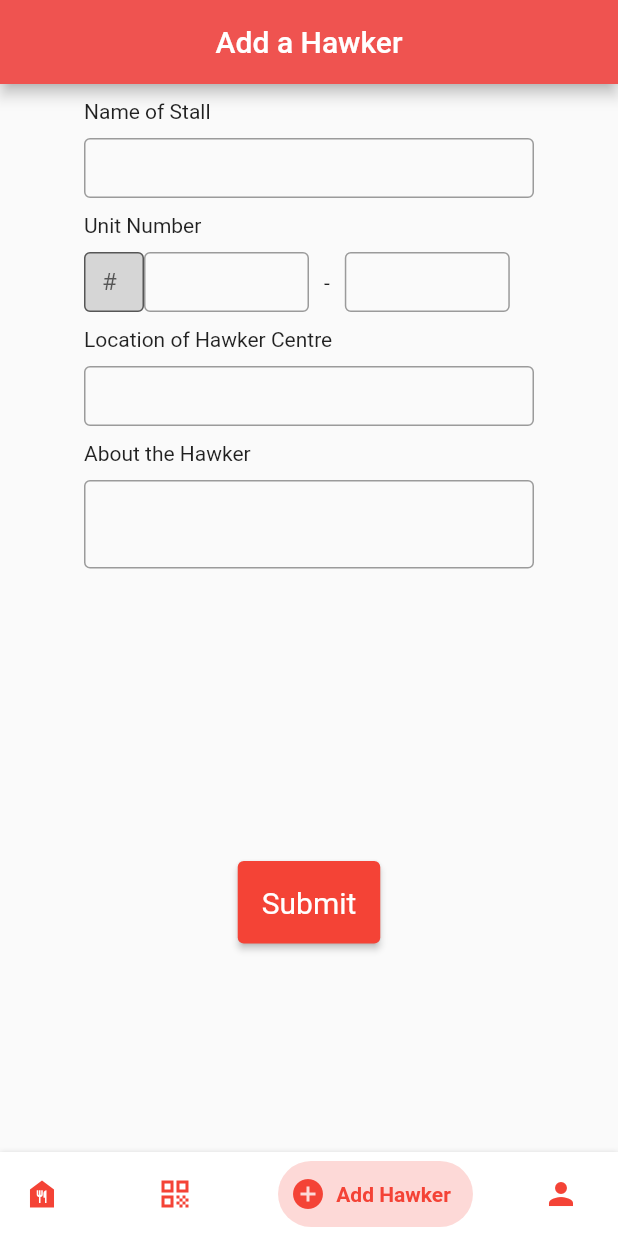
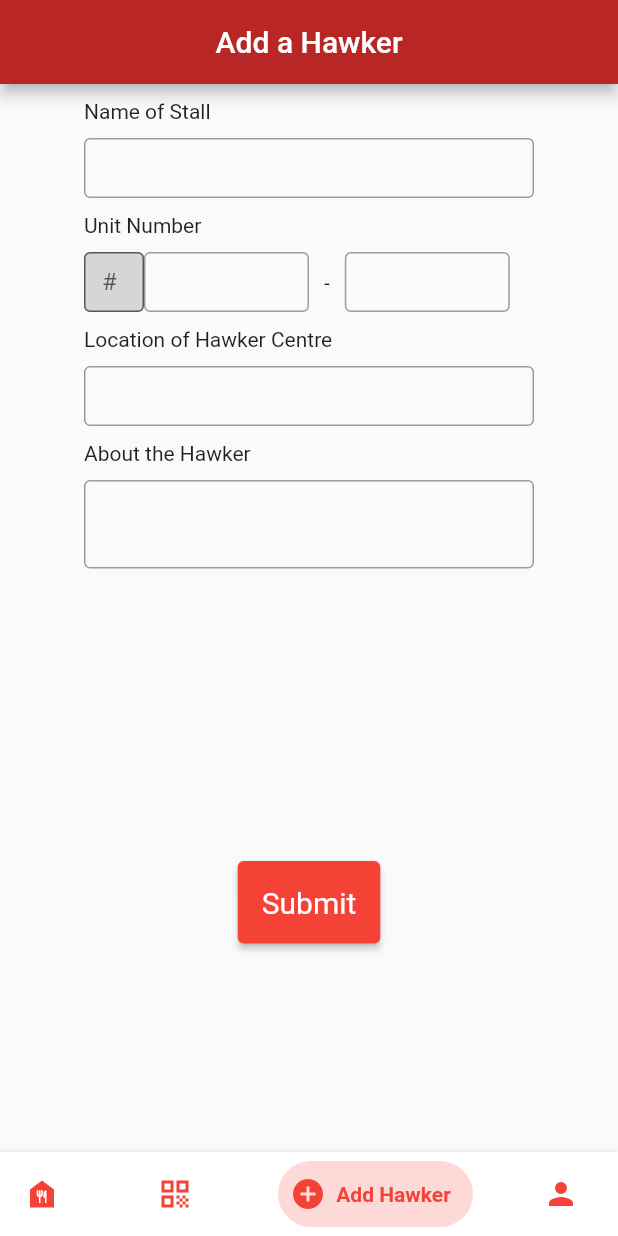
Before and after one commit to Teo-KJ/Team-Memory-Leak_Brainhack-Code_Exp, a Flutter app: the screen it shows after launch, item 3 of the bottom bar chosen, on a phone screen of 412 x 824 dp. Run offline on Flutter 3.47's test engine with Material 2 defaults, Android fonts, the phone set to English and light mode, and no system bars; drawn by our look-alikes of bottom_navy_bar; our stand-ins replace flutter_icons, flutter_map, latlong, location; missing offline and left inert: qr_code_scanner; accounts and stored records are empty; network calls fail.

Commit message:
fix some issues

```diff
--- a/frontend/flutter_application/lib/services/network.dart
+++ b/frontend/flutter_application/lib/services/network.dart
@@ -2,6 +2,7 @@ import 'dart:convert';
 
 import 'package:flutter_application/models/Stall.dart';
 import 'package:http/http.dart' as http;
+import './database.dart';
 
 class NetworkManager {
   static String baseURL = "http://18.136.208.222:3001";
@@ -17,6 +18,8 @@ class NetworkManager {
       for (var i = 0; i < result.length; i++) {
         resultList.add(Stall.fromJson(result[i]));
       }
+      Database.instance.setAllStalls(resultList);
+
       return resultList;
     } else {
       throw Exception('Failed to load album');
--- a/frontend/flutter_application/lib/views/add_hawker/add_hawker.dart
+++ b/frontend/flutter_application/lib/views/add_hawker/add_hawker.dart
@@ -13,36 +13,26 @@ class _HomePageState extends State<AddHawker> {
   Widget build(BuildContext context) {
     return Scaffold(
         appBar: AppBar(
-          backgroundColor: Colors.red[400],
-          title: Align(
+            backgroundColor: Color.fromARGB(255, 184, 39, 37),
+            title: Align(alignment: Alignment.center, child: Text('Add a Hawker'))),
+        body: Column(
+          children: <Widget>[
+            Padding(padding: EdgeInsets.all(5.0)),
+            Container(
+              child: Align(
                 alignment: Alignment.center,
-            child: Text('Add a Hawker')
-          )
-        ),
-
-        body: Column(children: <Widget>[
-
-          Padding(padding: EdgeInsets.all(5.0)),
-
-          Container(
-            child:
-              Align(
-                alignment: Alignment.center,
-                child: Column(children: [
-
+                child: Column(
+                  children: [
                     Container(
                         width: 300.0,
-                      child: Column(children: [
-
+                        child: Column(
+                          children: [
                             Align(
                                 alignment: Alignment.centerLeft,
                                 child: Text(
                                   'Name of Stall',
-                            )
-                        ),
-
+                                )),
                             Padding(padding: EdgeInsets.all(5.0)),
-
                             Container(
                               height: 40,
                               child: TextField(
@@ -51,24 +41,19 @@ class _HomePageState extends State<AddHawker> {
                                 ),
                               ),
                             ),
-                      ],)
-                  ),
-
+                          ],
+                        )),
                     Padding(padding: EdgeInsets.all(5.0)),
-
                     Container(
                         width: 300.0,
-                      child: Column(children: [
-
+                        child: Column(
+                          children: [
                             Align(
                                 alignment: Alignment.centerLeft,
                                 child: Text(
                                   'Unit Number',
-                            )
-                        ),
-
+                                )),
                             Padding(padding: EdgeInsets.all(5.0)),
-
                             Row(
                               children: [
                                 Container(
@@ -83,7 +68,6 @@ class _HomePageState extends State<AddHawker> {
                                     ),
                                   ),
                                 ),
-
                                 Container(
                                   height: 40,
                                   width: 110,
@@ -91,16 +75,11 @@ class _HomePageState extends State<AddHawker> {
                                       decoration: InputDecoration(
                                         border: OutlineInputBorder(),
                                       ),
-                                  keyboardType: TextInputType.number
+                                      keyboardType: TextInputType.number),
                                 ),
-                            ),
-
                                 Padding(padding: EdgeInsets.all(5.0)),
-
                                 Text('-'),
-
                                 Padding(padding: EdgeInsets.all(5.0)),
-
                                 Container(
                                   height: 40,
                                   width: 110,
@@ -108,30 +87,23 @@ class _HomePageState extends State<AddHawker> {
                                       decoration: InputDecoration(
                                         border: OutlineInputBorder(),
                                       ),
-                                  keyboardType: TextInputType.number
+                                      keyboardType: TextInputType.number),
                                 ),
-                            ),
-
                               ],
                             ),
-
-                      ],)
-                  ),
-
+                          ],
+                        )),
                     Padding(padding: EdgeInsets.all(5.0)),
-
                     Container(
                         width: 300.0,
-                      child: Column(children: [
+                        child: Column(
+                          children: [
                             Align(
                                 alignment: Alignment.centerLeft,
                                 child: Text(
                                   'Location of Hawker Centre',
-                            )
-                        ),
-
+                                )),
                             Padding(padding: EdgeInsets.all(5.0)),
-
                             Container(
                               height: 40,
                               child: TextField(
@@ -140,38 +112,30 @@ class _HomePageState extends State<AddHawker> {
                                 ),
                               ),
                             ),
-                      ],)
-                  ),
-
+                          ],
+                        )),
                     Padding(padding: EdgeInsets.all(5.0)),
-
                     Container(
                         width: 300.0,
                         height: 280,
-                      child: Column(children: [
+                        child: Column(
+                          children: [
                             Align(
                                 alignment: Alignment.centerLeft,
                                 child: Text(
                                   'About the Hawker',
-                            )
-                        ),
-
+                                )),
                             Padding(padding: EdgeInsets.all(5.0)),
-
                             Container(
                               height: 250,
                               child: TextField(
                                 decoration: InputDecoration(
                                   border: OutlineInputBorder(),
                                 ),
-
                               ),
                             ),
-
-                      ],)
-
-                  ),
-
+                          ],
+                        )),
                     ElevatedButton(
                       style: ElevatedButton.styleFrom(
                         padding: const EdgeInsets.all(16.0),
@@ -181,16 +145,11 @@ class _HomePageState extends State<AddHawker> {
                       onPressed: () {},
                       child: const Text('Submit'),
                     ),
-
-                ],),
-
+                  ],
                 ),
-
               ),
-
+            ),
           ],
-        )
-
-    );
+        ));
   }
 }
--- a/frontend/flutter_application/lib/views/profile_page/components/history_section.dart
+++ b/frontend/flutter_application/lib/views/profile_page/components/history_section.dart
@@ -5,7 +5,8 @@ class VoucherHistory extends StatelessWidget {
 
   @override
   Widget build(BuildContext context) {
-    return Container(
+    return SingleChildScrollView(
+      child: Container(
         color: Color.fromARGB(255, 243, 243, 243),
         height: 150,
         width: MediaQuery.of(context).size.width,
@@ -40,7 +41,7 @@ class VoucherHistory extends StatelessWidget {
                   ),
                   Spacer(),
                   Text(
-                  '20',
+                    '10',
                     style: TextStyle(fontSize: 26, fontWeight: FontWeight.bold),
                   )
                 ],
@@ -48,6 +49,7 @@ class VoucherHistory extends StatelessWidget {
             ],
           ),
         ),
+      ),
     );
   }
 }
--- a/frontend/flutter_application/lib/views/profile_page/components/voucher_section.dart
+++ b/frontend/flutter_application/lib/views/profile_page/components/voucher_section.dart
@@ -1,4 +1,5 @@
 import 'package:flutter/material.dart';
+import 'package:flutter_application/services/database.dart';
 
 class VoucherSection extends StatelessWidget {
   const VoucherSection({Key key}) : super(key: key);
@@ -30,7 +31,10 @@ class VoucherSection extends StatelessWidget {
       child: ListView(
         padding: EdgeInsets.only(left: 20, right: 20),
         scrollDirection: Axis.horizontal,
-        children: [listItem(), listItem(), listItem(), listItem(), listItem()],
+        children: List.generate(Database.instance.getNumAvailableVouchers(), (index) => index)
+            .toList()
+            .map((e) => listItem())
+            .toList(),
       ),
     );
   }
```
Also changed, not shown: frontend/flutter_application/lib/services/database.dart (+21 -1 lines), frontend/flutter_application/lib/views/profile_page/components/top_bar.dart (+14 -11 lines), frontend/flutter_application/lib/views/qr_page/scan_qr_page.dart (+12 -10 lines), 1 other file. Lines whose indentation alone changed are shown as unchanged.
